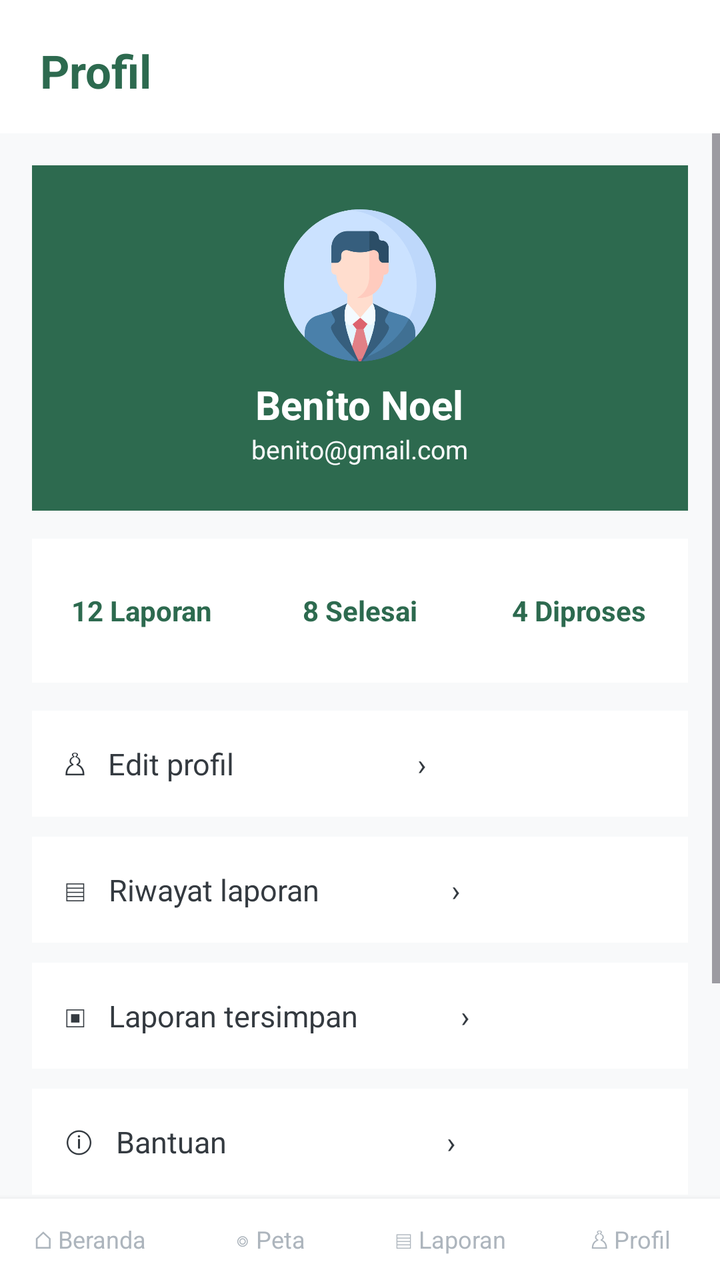
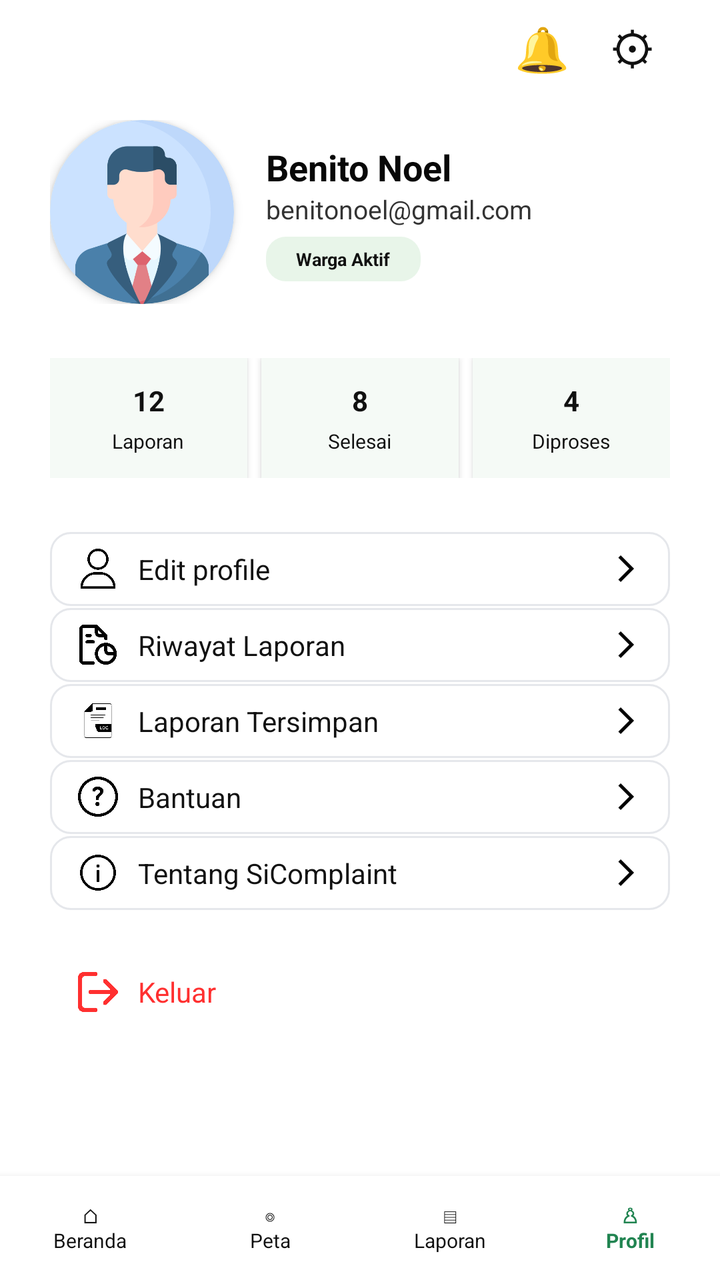

Screens rendered from an Android XML layout before and after an edit, with the pre-edit source and the edit as a unified diff.
<!-- AndroidManifest.xml: application theme Theme.Benito_TIA -->
<!-- res/layout/activity_profile.xml -->
<?xml version="1.0" encoding="utf-8"?>
<LinearLayout xmlns:android="http://schemas.android.com/apk/res/android" android:layout_width="match_parent" android:layout_height="match_parent" android:orientation="vertical" android:background="@color/background_light">
 <TextView android:layout_width="match_parent" android:layout_height="wrap_content" android:text="Profil" android:textSize="23sp" android:textStyle="bold" android:textColor="@color/forest_green" android:background="@color/white" android:paddingStart="20dp" android:paddingEnd="20dp" android:paddingTop="20dp" android:paddingBottom="16dp"/>
 <ScrollView android:layout_width="match_parent" android:layout_height="0dp" android:layout_weight="1" android:fillViewport="true"><LinearLayout android:layout_width="match_parent" android:layout_height="wrap_content" android:orientation="vertical" android:padding="16dp"><LinearLayout android:layout_width="match_parent" android:layout_height="wrap_content" android:orientation="vertical" android:gravity="center" android:padding="22dp" android:background="@color/forest_green">
 <ImageView android:layout_width="76dp" android:layout_height="76dp" android:src="@drawable/profile" android:contentDescription="Foto profil"/>
 <TextView android:id="@+id/tvProfileName" android:layout_width="wrap_content" android:layout_height="wrap_content" android:text="Benito Noel" android:textColor="@color/white" android:textSize="20sp" android:textStyle="bold" android:layout_marginTop="8dp"/>
 <TextView android:id="@+id/tvProfileEmail" android:layout_width="wrap_content" android:layout_height="wrap_content" android:text="benito@gmail.com" android:textColor="@color/off_white" android:textSize="13sp"/>
 </LinearLayout>
 <LinearLayout android:layout_width="match_parent" android:layout_height="wrap_content" android:orientation="horizontal" android:layout_marginTop="14dp" android:layout_marginBottom="14dp">
 <TextView android:layout_width="0dp" android:layout_height="72dp" android:layout_weight="1" android:gravity="center" android:text="12
Laporan" android:textStyle="bold" android:textColor="@color/forest_green" android:background="@color/white"/>
 <TextView android:layout_width="0dp" android:layout_height="72dp" android:layout_weight="1" android:gravity="center" android:text="8
Selesai" android:textStyle="bold" android:textColor="@color/forest_green" android:background="@color/white"/>
 <TextView android:layout_width="0dp" android:layout_height="72dp" android:layout_weight="1" android:gravity="center" android:text="4
Diproses" android:textStyle="bold" android:textColor="@color/forest_green" android:background="@color/white"/>
 </LinearLayout><TextView android:id="@+id/btnEditProfile" android:layout_width="match_parent" android:layout_height="wrap_content" android:text="♙   Edit profil                         ›" android:textColor="@color/text_dark" android:textSize="15sp" android:background="@color/white" android:padding="16dp" android:layout_marginBottom="10dp"/>
<TextView android:id="@+id/btnHistory" android:layout_width="match_parent" android:layout_height="wrap_content" android:text="▤   Riwayat laporan                  ›" android:textColor="@color/text_dark" android:textSize="15sp" android:background="@color/white" android:padding="16dp" android:layout_marginBottom="10dp"/>
<TextView android:id="@+id/btnSaved" android:layout_width="match_parent" android:layout_height="wrap_content" android:text="▣   Laporan tersimpan              ›" android:textColor="@color/text_dark" android:textSize="15sp" android:background="@color/white" android:padding="16dp" android:layout_marginBottom="10dp"/>
<TextView android:id="@+id/btnHelp" android:layout_width="match_parent" android:layout_height="wrap_content" android:text="ⓘ   Bantuan                              ›" android:textColor="@color/text_dark" android:textSize="15sp" android:background="@color/white" android:padding="16dp" android:layout_marginBottom="10dp"/>
<TextView android:id="@+id/btnAbout" android:layout_width="match_parent" android:layout_height="wrap_content" android:text="ⓘ   Tentang SiComplaint           ›" android:textColor="@color/text_dark" android:textSize="15sp" android:background="@color/white" android:padding="16dp" android:layout_marginBottom="10dp"/>
<Button android:id="@+id/btnLogout" android:layout_width="match_parent" android:layout_height="wrap_content" android:text="Keluar" android:textColor="@color/dark_red" android:backgroundTint="@color/white"/></LinearLayout></ScrollView>
 <LinearLayout android:layout_width="match_parent" android:layout_height="wrap_content" android:orientation="horizontal" android:background="@color/white" android:elevation="5dp" android:paddingTop="8dp" android:paddingBottom="8dp">
  <TextView android:id="@+id/navBeranda" android:layout_width="0dp" android:layout_height="wrap_content" android:layout_weight="1" android:gravity="center" android:text="⌂
Beranda" android:textColor="@color/nav_inactive" android:textSize="12sp" android:padding="4dp"/>
  <TextView android:id="@+id/navPeta" android:layout_width="0dp" android:layout_height="wrap_content" android:layout_weight="1" android:gravity="center" android:text="◎
Peta" android:textColor="@color/nav_inactive" android:textSize="12sp" android:padding="4dp"/>
  <TextView android:id="@+id/navLaporan" android:layout_width="0dp" android:layout_height="wrap_content" android:layout_weight="1" android:gravity="center" android:text="▤
Laporan" android:textColor="@color/nav_inactive" android:textSize="12sp" android:padding="4dp"/>
  <TextView android:id="@+id/navProfil" android:layout_width="0dp" android:layout_height="wrap_content" android:layout_weight="1" android:gravity="center" android:text="♙
Profil" android:textColor="@color/nav_inactive" android:textSize="12sp" android:padding="4dp"/>
 </LinearLayout>
</LinearLayout>
<!-- resources referenced by this layout -->
<resources>
  <color name="background_light">@color/off_white</color>
  <color name="dark_red">#C1121F</color>
  <color name="forest_green">#2D6A4F</color>
  <color name="nav_inactive">@color/medium_gray</color>
  <color name="off_white">#F8F9FA</color>
  <color name="text_dark">@color/dark_grayish</color>
  <color name="white">#FFFFFF</color>
  <!-- drawable profile: png bitmap (drawable, 32174 bytes) -->
  <style name="Theme.Benito_TIA" parent="Base.Theme.Benito_TIA" />
  <color name="medium_gray">#ADB5BD</color>
  <color name="dark_grayish">#343A40</color>
  <style name="Base.Theme.Benito_TIA" parent="Theme.Material3.DayNight.NoActionBar">
          <item name="colorPrimary">@color/pine_green</item>
          <item name="colorPrimaryDark">@color/forest_green</item>
          <item name="colorAccent">@color/mint_green</item>
          <item name="android:statusBarColor">@color/pine_green</item>
          <item name="android:navigationBarColor">@color/white</item>
      </style>
  <color name="pine_green">#40916C</color>
  <color name="mint_green">#E8F5EC</color>
</resources>

<!-- the commit's change to res/layout/activity_profile.xml (unified diff, before → after) -->
@@ -1,32 +1,428 @@
 <?xml version="1.0" encoding="utf-8"?>
-<LinearLayout xmlns:android="http://schemas.android.com/apk/res/android" android:layout_width="match_parent" android:layout_height="match_parent" android:orientation="vertical" android:background="@color/background_light">
- <TextView android:layout_width="match_parent" android:layout_height="wrap_content" android:text="Profil" android:textSize="23sp" android:textStyle="bold" android:textColor="@color/forest_green" android:background="@color/white" android:paddingStart="20dp" android:paddingEnd="20dp" android:paddingTop="20dp" android:paddingBottom="16dp"/>
- <ScrollView android:layout_width="match_parent" android:layout_height="0dp" android:layout_weight="1" android:fillViewport="true"><LinearLayout android:layout_width="match_parent" android:layout_height="wrap_content" android:orientation="vertical" android:padding="16dp"><LinearLayout android:layout_width="match_parent" android:layout_height="wrap_content" android:orientation="vertical" android:gravity="center" android:padding="22dp" android:background="@color/forest_green">
- <ImageView android:layout_width="76dp" android:layout_height="76dp" android:src="@drawable/profile" android:contentDescription="Foto profil"/>
- <TextView android:id="@+id/tvProfileName" android:layout_width="wrap_content" android:layout_height="wrap_content" android:text="Benito Noel" android:textColor="@color/white" android:textSize="20sp" android:textStyle="bold" android:layout_marginTop="8dp"/>
- <TextView android:id="@+id/tvProfileEmail" android:layout_width="wrap_content" android:layout_height="wrap_content" android:text="benito@gmail.com" android:textColor="@color/off_white" android:textSize="13sp"/>
+<LinearLayout
+    xmlns:android="http://schemas.android.com/apk/res/android"
+    android:layout_width="match_parent"
+    android:layout_height="match_parent"
+    android:orientation="vertical"
+    android:background="#FFFFFF">
+
+ <ScrollView
+     android:layout_width="match_parent"
+     android:layout_height="0dp"
+     android:layout_weight="1"
+     android:fillViewport="true"
+     android:overScrollMode="never">
+
+  <LinearLayout
+      android:layout_width="match_parent"
+      android:layout_height="wrap_content"
+      android:orientation="vertical"
+      android:paddingStart="25dp"
+      android:paddingEnd="25dp"
+      android:paddingBottom="20dp">
+
+   
+   <LinearLayout
+       android:layout_width="match_parent"
+       android:layout_height="48dp"
+       android:gravity="end|center_vertical"
+       android:orientation="horizontal">
+
+    <TextView
+        android:id="@+id/btnNotification"
+        android:layout_width="42dp"
+        android:layout_height="42dp"
+        android:gravity="center"
+        android:text="🔔"
+        android:textSize="22sp"
+        android:contentDescription="Notifikasi"
+        android:background="?android:attr/selectableItemBackgroundBorderless" />
+
+    <TextView
+        android:id="@+id/btnSettings"
+        android:layout_width="38dp"
+        android:layout_height="42dp"
+        android:layout_marginStart="5dp"
+        android:gravity="center"
+        android:text="⚙"
+        android:textColor="#111111"
+        android:textSize="23sp"
+        android:contentDescription="Pengaturan"
+        android:background="?android:attr/selectableItemBackgroundBorderless" />
+
+   </LinearLayout>
+
+   
+   <LinearLayout
+       android:layout_width="match_parent"
+       android:layout_height="wrap_content"
+       android:layout_marginTop="12dp"
+       android:gravity="center_vertical"
+       android:orientation="horizontal">
+
+    <ImageView
+        android:id="@+id/imgProfile"
+        android:layout_width="92dp"
+        android:layout_height="92dp"
+        android:src="@drawable/profile"
+        android:scaleType="centerCrop"
+        android:background="@drawable/bg_profile_avatar"
+        android:clipToOutline="true"
+        android:elevation="3dp"
+        android:contentDescription="Foto profil" />
+
+    <LinearLayout
+        android:layout_width="0dp"
+        android:layout_height="wrap_content"
+        android:layout_weight="1"
+        android:layout_marginStart="16dp"
+        android:orientation="vertical">
+
+     <TextView
+         android:id="@+id/tvProfileName"
+         android:layout_width="match_parent"
+         android:layout_height="wrap_content"
+         android:text="Benito Noel"
+         android:textColor="#080808"
+         android:textSize="18sp"
+         android:textStyle="bold"
+         android:maxLines="1"
+         android:ellipsize="end" />
+
+     <TextView
+         android:id="@+id/tvProfileEmail"
+         android:layout_width="match_parent"
+         android:layout_height="wrap_content"
+         android:text="benitonoel@gmail.com"
+         android:textColor="#333333"
+         android:textSize="13sp"
+         android:maxLines="1"
+         android:ellipsize="end" />
+
+     <TextView
+         android:id="@+id/tvAccountStatus"
+         android:layout_width="wrap_content"
+         android:layout_height="wrap_content"
+         android:layout_marginTop="5dp"
+         android:background="@drawable/bg_profile_active"
+         android:paddingStart="15dp"
+         android:paddingEnd="15dp"
+         android:paddingTop="5dp"
+         android:paddingBottom="5dp"
+         android:text="Warga Aktif"
+         android:textColor="#111111"
+         android:textSize="9sp"
+         android:textStyle="bold" />
+
+    </LinearLayout>
+   </LinearLayout>
+
+   
+   <LinearLayout
+       android:layout_width="match_parent"
+       android:layout_height="wrap_content"
+       android:layout_marginTop="27dp"
+       android:orientation="horizontal">
+
+    <LinearLayout
+        android:layout_width="0dp"
+        android:layout_height="60dp"
+        android:layout_weight="1"
+        android:layout_marginEnd="5dp"
+        android:background="#F5FAF6"
+        android:elevation="2dp"
+        android:gravity="center"
+        android:orientation="vertical">
+
+     <TextView
+         android:id="@+id/tvTotalReports"
+         android:layout_width="wrap_content"
+         android:layout_height="wrap_content"
+         android:text="12"
+         android:textColor="#111111"
+         android:textSize="14sp"
+         android:textStyle="bold" />
+
+     <TextView
+         android:layout_width="wrap_content"
+         android:layout_height="wrap_content"
+         android:layout_marginTop="4dp"
+         android:text="Laporan"
+         android:textColor="#111111"
+         android:textSize="10sp" />
+
+    </LinearLayout>
+
+    <LinearLayout
+        android:layout_width="0dp"
+        android:layout_height="60dp"
+        android:layout_weight="1"
+        android:layout_marginStart="2dp"
+        android:layout_marginEnd="2dp"
+        android:background="#F5FAF6"
+        android:elevation="2dp"
+        android:gravity="center"
+        android:orientation="vertical">
+
+     <TextView
+         android:id="@+id/tvCompletedReports"
+         android:layout_width="wrap_content"
+         android:layout_height="wrap_content"
+         android:text="8"
+         android:textColor="#111111"
+         android:textSize="14sp"
+         android:textStyle="bold" />
+
+     <TextView
+         android:layout_width="wrap_content"
+         android:layout_height="wrap_content"
+         android:layout_marginTop="4dp"
+         android:text="Selesai"
+         android:textColor="#111111"
+         android:textSize="10sp" />
+
+    </LinearLayout>
+
+    <LinearLayout
+        android:layout_width="0dp"
+        android:layout_height="60dp"
+        android:layout_weight="1"
+        android:layout_marginStart="5dp"
+        android:background="#F5FAF6"
+        android:elevation="2dp"
+        android:gravity="center"
+        android:orientation="vertical">
+
+     <TextView
+         android:id="@+id/tvProcessingReports"
+         android:layout_width="wrap_content"
+         android:layout_height="wrap_content"
+         android:text="4"
+         android:textColor="#111111"
+         android:textSize="14sp"
+         android:textStyle="bold" />
+
+     <TextView
+         android:layout_width="wrap_content"
+         android:layout_height="wrap_content"
+         android:layout_marginTop="4dp"
+         android:text="Diproses"
+         android:textColor="#111111"
+         android:textSize="10sp" />
+
+    </LinearLayout>
+   </LinearLayout>
+
+   
+   <LinearLayout
+       android:layout_width="match_parent"
+       android:layout_height="wrap_content"
+       android:layout_marginTop="27dp"
+       android:orientation="vertical">
+
+    
+    <LinearLayout
+        android:id="@+id/btnEditProfile"
+        style="@style/ProfileMenuRow">
+
+     <ImageView
+         android:layout_width="20dp"
+         android:layout_height="20dp"
+         android:src="@drawable/user"
+         android:scaleType="fitCenter"
+         android:contentDescription="Ikon edit profil" />
+
+     <TextView
+         style="@style/ProfileMenuText"
+         android:text="Edit profile"/>
+
+     <ImageView
+         style="@style/ProfileMenuArrow"
+         android:src="@drawable/arrow_forward_ios_24"
+         android:contentDescription="Buka edit profil" />
+
+    </LinearLayout>
+
+    
+    <LinearLayout
+        android:id="@+id/btnHistory"
+        style="@style/ProfileMenuRow">
+
+     <ImageView
+         android:layout_width="20dp"
+         android:layout_height="20dp"
+         android:src="@drawable/chart"
+         android:scaleType="fitCenter"
+         android:contentDescription="Ikon riwayat laporan" />
+
+     <TextView
+         style="@style/ProfileMenuText"
+         android:text="Riwayat Laporan" />
+
+     <ImageView
+         style="@style/ProfileMenuArrow"
+         android:src="@drawable/arrow_forward_ios_24"
+         android:contentDescription="Buka riwayat laporan" />
+
+    </LinearLayout>
+
+    
+    <LinearLayout
+        android:id="@+id/btnSaved"
+        style="@style/ProfileMenuRow">
+
+     <ImageView
+         android:layout_width="20dp"
+         android:layout_height="20dp"
+         android:src="@drawable/log_file"
+         android:scaleType="fitCenter"
+         android:contentDescription="Ikon laporan tersimpan" />
+
+     <TextView
+         style="@style/ProfileMenuText"
+         android:text="Laporan Tersimpan" />
+
+     <ImageView
+         style="@style/ProfileMenuArrow"
+         android:src="@drawable/arrow_forward_ios_24"
+         android:contentDescription="Buka laporan tersimpan" />
+
+    </LinearLayout>
+
+    
+    <LinearLayout
+        android:id="@+id/btnHelp"
+        style="@style/ProfileMenuRow">
+
+     <ImageView
+         android:layout_width="20dp"
+         android:layout_height="20dp"
+         android:src="@drawable/question"
+         android:scaleType="fitCenter"
+         android:contentDescription="Ikon bantuan" />
+
+     <TextView
+         style="@style/ProfileMenuText"
+         android:text="Bantuan" />
+
+     <ImageView
+         style="@style/ProfileMenuArrow"
+         android:src="@drawable/arrow_forward_ios_24"
+         android:contentDescription="Buka bantuan" />
+
+    </LinearLayout>
+
+    
+    <LinearLayout
+        android:id="@+id/btnAbout"
+        style="@style/ProfileMenuRow">
+
+     <ImageView
+         android:layout_width="20dp"
+         android:layout_height="20dp"
+         android:src="@drawable/info"
+         android:scaleType="fitCenter"
+         android:contentDescription="Ikon tentang SiComplaint" />
+
+     <TextView
+         style="@style/ProfileMenuText"
+         android:text="Tentang SiComplaint" />
+
+     <ImageView
+         style="@style/ProfileMenuArrow"
+         android:src="@drawable/arrow_forward_ios_24"
+         android:contentDescription="Buka tentang SiComplaint" />
+
+    </LinearLayout>
+
+   </LinearLayout>
+
+   
+   <LinearLayout
+       android:id="@+id/btnLogout"
+       android:layout_width="match_parent"
+       android:layout_height="38dp"
+       android:layout_marginTop="21dp"
+       android:elevation="2dp"
+       android:gravity="center_vertical"
+       android:orientation="horizontal"
+       android:paddingStart="14dp"
+       android:paddingEnd="14dp"
+       android:clickable="true"
+       android:focusable="true">
+
+    <ImageView
+        android:layout_width="20dp"
+        android:layout_height="20dp"
+        android:src="@drawable/logout"
+        android:scaleType="fitCenter"
+        android:contentDescription="Ikon keluar"
+        android:tint="#FF3030" />
+
+    <TextView
+        android:layout_width="wrap_content"
+        android:layout_height="match_parent"
+        android:gravity="center_vertical"
+        android:paddingStart="10dp"
+        android:text="Keluar"
+        android:textColor="#FF3030"
+        android:textSize="14sp" />
+
+   </LinearLayout>
+
+  </LinearLayout>
+ </ScrollView>
+
+ 
+ <LinearLayout
+     android:layout_width="match_parent"
+     android:layout_height="52dp"
+     android:background="#FFFFFF"
+     android:elevation="6dp"
+     android:gravity="center_vertical"
+     android:orientation="horizontal">
+
+  <TextView
+      android:id="@+id/navBeranda"
+      android:layout_width="0dp"
+      android:layout_height="match_parent"
+      android:layout_weight="1"
+      android:gravity="center"
+      android:text="⌂\nBeranda"
+      android:textColor="#111111"
+      android:textSize="10sp" />
+
+  <TextView
+      android:id="@+id/navPeta"
+      android:layout_width="0dp"
+      android:layout_height="match_parent"
+      android:layout_weight="1"
+      android:gravity="center"
+      android:text="◎\nPeta"
+      android:textColor="#111111"
+      android:textSize="10sp" />
+
+  <TextView
+      android:id="@+id/navLaporan"
+      android:layout_width="0dp"
+      android:layout_height="match_parent"
+      android:layout_weight="1"
+      android:gravity="center"
+      android:text="▤\nLaporan"
+      android:textColor="#111111"
+      android:textSize="10sp" />
+
+  <TextView
+      android:id="@+id/navProfil"
+      android:layout_width="0dp"
+      android:layout_height="match_parent"
+      android:layout_weight="1"
+      android:gravity="center"
+      android:text="♙\nProfil"
+      android:textColor="#218451"
+      android:textStyle="bold"
+      android:textSize="10sp" />
+
  </LinearLayout>
- <LinearLayout android:layout_width="match_parent" android:layout_height="wrap_content" android:orientation="horizontal" android:layout_marginTop="14dp" android:layout_marginBottom="14dp">
- <TextView android:layout_width="0dp" android:layout_height="72dp" android:layout_weight="1" android:gravity="center" android:text="12
-Laporan" android:textStyle="bold" android:textColor="@color/forest_green" android:background="@color/white"/>
- <TextView android:layout_width="0dp" android:layout_height="72dp" android:layout_weight="1" android:gravity="center" android:text="8
-Selesai" android:textStyle="bold" android:textColor="@color/forest_green" android:background="@color/white"/>
- <TextView android:layout_width="0dp" android:layout_height="72dp" android:layout_weight="1" android:gravity="center" android:text="4
-Diproses" android:textStyle="bold" android:textColor="@color/forest_green" android:background="@color/white"/>
- </LinearLayout><TextView android:id="@+id/btnEditProfile" android:layout_width="match_parent" android:layout_height="wrap_content" android:text="♙   Edit profil                         ›" android:textColor="@color/text_dark" android:textSize="15sp" android:background="@color/white" android:padding="16dp" android:layout_marginBottom="10dp"/>
-<TextView android:id="@+id/btnHistory" android:layout_width="match_parent" android:layout_height="wrap_content" android:text="▤   Riwayat laporan                  ›" android:textColor="@color/text_dark" android:textSize="15sp" android:background="@color/white" android:padding="16dp" android:layout_marginBottom="10dp"/>
-<TextView android:id="@+id/btnSaved" android:layout_width="match_parent" android:layout_height="wrap_content" android:text="▣   Laporan tersimpan              ›" android:textColor="@color/text_dark" android:textSize="15sp" android:background="@color/white" android:padding="16dp" android:layout_marginBottom="10dp"/>
-<TextView android:id="@+id/btnHelp" android:layout_width="match_parent" android:layout_height="wrap_content" android:text="ⓘ   Bantuan                              ›" android:textColor="@color/text_dark" android:textSize="15sp" android:background="@color/white" android:padding="16dp" android:layout_marginBottom="10dp"/>
-<TextView android:id="@+id/btnAbout" android:layout_width="match_parent" android:layout_height="wrap_content" android:text="ⓘ   Tentang SiComplaint           ›" android:textColor="@color/text_dark" android:textSize="15sp" android:background="@color/white" android:padding="16dp" android:layout_marginBottom="10dp"/>
-<Button android:id="@+id/btnLogout" android:layout_width="match_parent" android:layout_height="wrap_content" android:text="Keluar" android:textColor="@color/dark_red" android:backgroundTint="@color/white"/></LinearLayout></ScrollView>
- <LinearLayout android:layout_width="match_parent" android:layout_height="wrap_content" android:orientation="horizontal" android:background="@color/white" android:elevation="5dp" android:paddingTop="8dp" android:paddingBottom="8dp">
-  <TextView android:id="@+id/navBeranda" android:layout_width="0dp" android:layout_height="wrap_content" android:layout_weight="1" android:gravity="center" android:text="⌂
-Beranda" android:textColor="@color/nav_inactive" android:textSize="12sp" android:padding="4dp"/>
-  <TextView android:id="@+id/navPeta" android:layout_width="0dp" android:layout_height="wrap_content" android:layout_weight="1" android:gravity="center" android:text="◎
-Peta" android:textColor="@color/nav_inactive" android:textSize="12sp" android:padding="4dp"/>
-  <TextView android:id="@+id/navLaporan" android:layout_width="0dp" android:layout_height="wrap_content" android:layout_weight="1" android:gravity="center" android:text="▤
-Laporan" android:textColor="@color/nav_inactive" android:textSize="12sp" android:padding="4dp"/>
-  <TextView android:id="@+id/navProfil" android:layout_width="0dp" android:layout_height="wrap_content" android:layout_weight="1" android:gravity="center" android:text="♙
-Profil" android:textColor="@color/nav_inactive" android:textSize="12sp" android:padding="4dp"/>
- </LinearLayout>
+
 </LinearLayout>
<!-- resource entries referenced after the edit -->
@@ -1,16 +1,74 @@
 <!-- resources referenced by this layout -->
 <resources>
-  <color name="background_light">@color/off_white</color>
-  <color name="dark_red">#C1121F</color>
+  <!-- drawable arrow_forward_ios_24 (drawable) -->
+  <vector xmlns:android="http://schemas.android.com/apk/res/android" android:autoMirrored="true" android:height="24dp" android:tint="#000000" android:viewportHeight="960" android:viewportWidth="960" android:width="24dp">
+        
+      <path android:fillColor="@android:color/white" android:pathData="M321,880L250,809L579,480L250,151L321,80L721,480L321,880Z"/>
+      
+  </vector>
+  <!-- drawable bg_profile_active (drawable) -->
+  <?xml version="1.0" encoding="utf-8"?>
+  <shape xmlns:android="http://schemas.android.com/apk/res/android"
+      android:shape="rectangle">
+      <solid android:color="#E8F5E9" />
+      <corners android:radius="10dp" />
+  </shape>
+  <!-- drawable bg_profile_avatar (drawable) -->
+  <?xml version="1.0" encoding="utf-8"?>
+  <shape xmlns:android="http://schemas.android.com/apk/res/android"
+      android:shape="oval">
+      <solid android:color="#E8F5E9" />
+  </shape>
+  <!-- drawable chart: png bitmap (drawable, 14619 bytes) -->
+  <!-- drawable info: png bitmap (drawable, 13771 bytes) -->
+  <!-- drawable log_file: png bitmap (drawable, 8166 bytes) -->
+  <!-- drawable logout: png bitmap (drawable, 11076 bytes) -->
   <color name="forest_green">#2D6A4F</color>
-  <color name="nav_inactive">@color/medium_gray</color>
-  <color name="off_white">#F8F9FA</color>
-  <color name="text_dark">@color/dark_grayish</color>
   <color name="white">#FFFFFF</color>
   <!-- drawable profile: png bitmap (drawable, 32174 bytes) -->
+  <!-- drawable question: png bitmap (drawable, 17551 bytes) -->
+  <!-- drawable user: png bitmap (drawable, 12623 bytes) -->
+  <style name="ProfileMenuArrow">
+          <item name="android:layout_width">16dp</item>
+          <item name="android:layout_height">16dp</item>
+          <item name="android:scaleType">fitCenter</item>
+      </style>
+  <style name="ProfileMenuRow">
+          <item name="android:layout_width">match_parent</item>
+          <item name="android:layout_height">37dp</item>
+          <item name="android:layout_marginBottom">1dp</item>
+          <item name="android:background">@drawable/bg_profile_menu</item>
+          <item name="android:gravity">center_vertical</item>
+          <item name="android:orientation">horizontal</item>
+          <item name="android:paddingStart">14dp</item>
+          <item name="android:paddingEnd">14dp</item>
+          <item name="android:clickable">true</item>
+          <item name="android:focusable">true</item>
+      </style>
+  <style name="ProfileMenuText">
+          <item name="android:layout_width">0dp</item>
+          <item name="android:layout_height">match_parent</item>
+          <item name="android:layout_weight">1</item>
+          <item name="android:gravity">center_vertical</item>
+          <item name="android:paddingStart">10dp</item>
+          <item name="android:textColor">#111111</item>
+          <item name="android:textSize">14sp</item>
+      </style>
   <style name="Theme.Benito_TIA" parent="Base.Theme.Benito_TIA" />
-  <color name="medium_gray">#ADB5BD</color>
-  <color name="dark_grayish">#343A40</color>
+  <!-- drawable bg_profile_menu (drawable) -->
+  <?xml version="1.0" encoding="utf-8"?>
+  <shape xmlns:android="http://schemas.android.com/apk/res/android"
+      android:shape="rectangle">
+  
+      <solid android:color="#FFFFFF" />
+  
+      <corners android:radius="10dp" />
+  
+      <stroke
+          android:width="1dp"
+          android:color="#E5E7EB" />
+  
+  </shape>
   <style name="Base.Theme.Benito_TIA" parent="Theme.Material3.DayNight.NoActionBar">
           <item name="colorPrimary">@color/pine_green</item>
           <item name="colorPrimaryDark">@color/forest_green</item>
